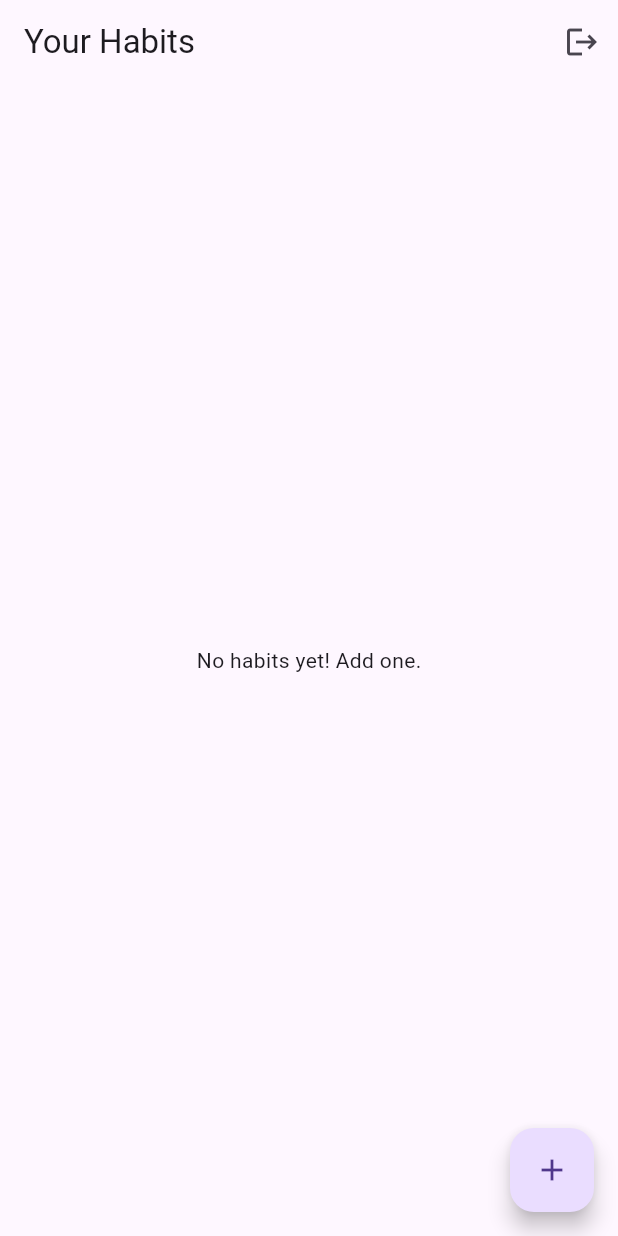
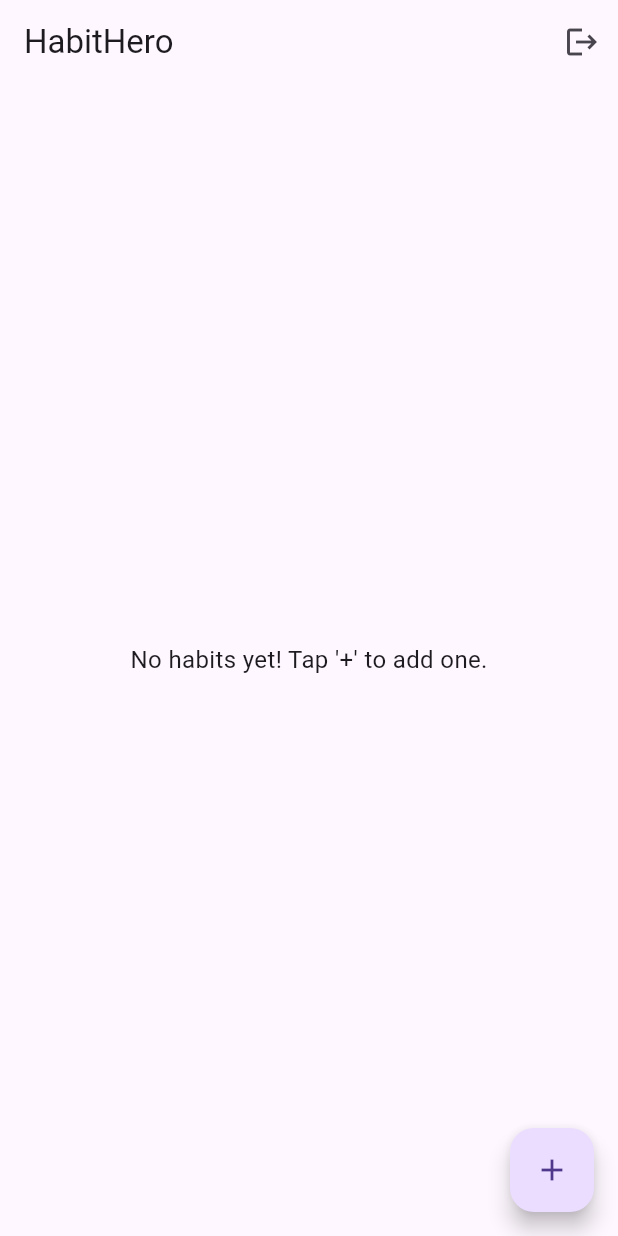
Before and after one commit to RkTushar/habithero, a Flutter app: the HomeScreen screen opened directly, on a phone screen of 412 x 824 dp. Run offline on Flutter 3.47's test engine with Material 3 defaults, Android fonts, the phone set to English and light mode, and no system bars; our stand-ins replace cloud_firestore, firebase_auth, firebase_core; accounts and stored records are empty.

Commit message:
Update home_screen.dart

```diff
--- a/lib/screens/home_screen.dart
+++ b/lib/screens/home_screen.dart
@@ -19,7 +19,9 @@ class HomeScreen extends StatelessWidget {
   Widget build(BuildContext context) {
     if (user == null) {
       return Scaffold(
-        body: Center(child: Text("No user logged in.")),
+        body: Center(
+          child: Text("No user logged in.", style: TextStyle(fontSize: 18)),
+        ),
       );
     }
 
@@ -30,10 +32,10 @@ class HomeScreen extends StatelessWidget {
 
     return Scaffold(
       appBar: AppBar(
-        title: Text("Your Habits"),
+        title: const Text("HabitHero"),
         actions: [
           IconButton(
-            icon: Icon(Icons.logout),
+            icon: const Icon(Icons.logout),
             tooltip: 'Logout',
             onPressed: () => _logout(context),
           ),
@@ -43,31 +45,44 @@ class HomeScreen extends StatelessWidget {
         stream: habitsRef.orderBy('createdAt', descending: true).snapshots(),
         builder: (ctx, snapshot) {
           if (snapshot.connectionState == ConnectionState.waiting) {
-            return Center(child: CircularProgressIndicator());
+            return const Center(child: CircularProgressIndicator());
           }
 
           final docs = snapshot.data?.docs ?? [];
 
           if (docs.isEmpty) {
-            return Center(child: Text("No habits yet! Add one."));
+            return const Center(
+              child: Text(
+                "No habits yet! Tap '+' to add one.",
+                style: TextStyle(fontSize: 16),
+              ),
+            );
           }
 
           return ListView.builder(
             itemCount: docs.length,
-            itemBuilder: (ctx, i) {
-              final data = docs[i].data() as Map<String, dynamic>;
+            itemBuilder: (ctx, index) {
+              final data = docs[index].data() as Map<String, dynamic>?;
+
+              final habitName = data?['name'] ?? 'Unnamed Habit';
+              final frequency = data?['frequency'] ?? 'No frequency set';
 
               return Padding(
                 padding:
                     const EdgeInsets.symmetric(horizontal: 12, vertical: 6),
                 child: Card(
                   shape: RoundedRectangleBorder(
-                      borderRadius: BorderRadius.circular(12)),
-                  elevation: 3,
+                    borderRadius: BorderRadius.circular(12),
+                  ),
+                  elevation: 4,
                   child: ListTile(
-                    leading: Icon(Icons.check_circle_outline),
-                    title: Text(data['name'] ?? 'Unnamed Habit'),
-                    subtitle: Text(data['frequency'] ?? 'No frequency'),
+                    leading: const Icon(Icons.check_circle_outline,
+                        color: Colors.green),
+                    title: Text(
+                      habitName,
+                      style: const TextStyle(fontWeight: FontWeight.bold),
+                    ),
+                    subtitle: Text(frequency),
                   ),
                 ),
               );
@@ -76,12 +91,14 @@ class HomeScreen extends StatelessWidget {
         },
       ),
       floatingActionButton: FloatingActionButton(
-        onPressed: () => Navigator.push(
-          context,
-          MaterialPageRoute(builder: (_) => AddHabitScreen()),
-        ),
-        child: Icon(Icons.add),
-        tooltip: 'Add Habit',
+        onPressed: () {
+          Navigator.push(
+            context,
+            MaterialPageRoute(builder: (_) => AddHabitScreen()),
+          );
+        },
+        child: const Icon(Icons.add),
+        tooltip: 'Add New Habit',
       ),
     );
   }
```
